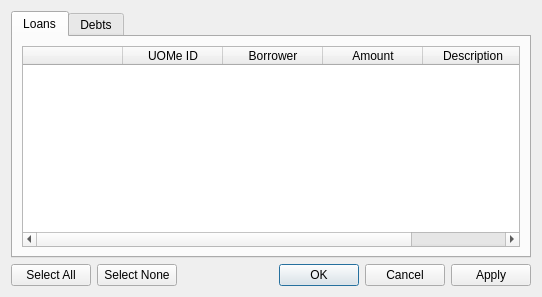
The window that client/pending.ui (ric2b/confidential-debt-simplification) describes before a commit, drawn with Qt 5.
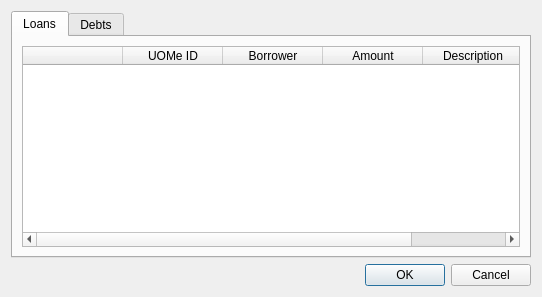
The same window after the commit.

Commit message: Removed the select buttons and all previous code that is not necessary now

What changed in the file:
```diff
--- a/client/pending.ui
+++ b/client/pending.ui
@@ -101,27 +101,13 @@
    </item>
    <item>
     <layout class="QHBoxLayout" name="horizontalLayout">
-     <item>
-      <widget class="QPushButton" name="select_all_button">
-       <property name="text">
-        <string>Select All</string>
-       </property>
-      </widget>
-     </item>
-     <item>
-      <widget class="QPushButton" name="select_none_button">
-       <property name="text">
-        <string>Select None</string>
-       </property>
-      </widget>
-     </item>
      <item>
       <widget class="QDialogButtonBox" name="button_box">
        <property name="orientation">
         <enum>Qt::Horizontal</enum>
        </property>
        <property name="standardButtons">
-        <set>QDialogButtonBox::Apply|QDialogButtonBox::Cancel|QDialogButtonBox::Ok</set>
+        <set>QDialogButtonBox::Cancel|QDialogButtonBox::Ok</set>
        </property>
        <property name="centerButtons">
         <bool>false</bool>
```
Left out of the diff: 32 changed lines with no effect on the pictures. The commit also changes 2 other files.
